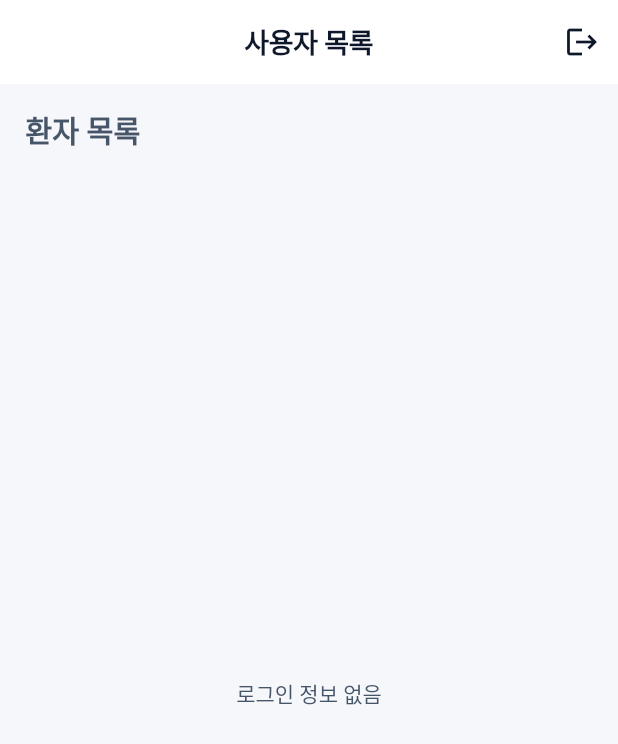
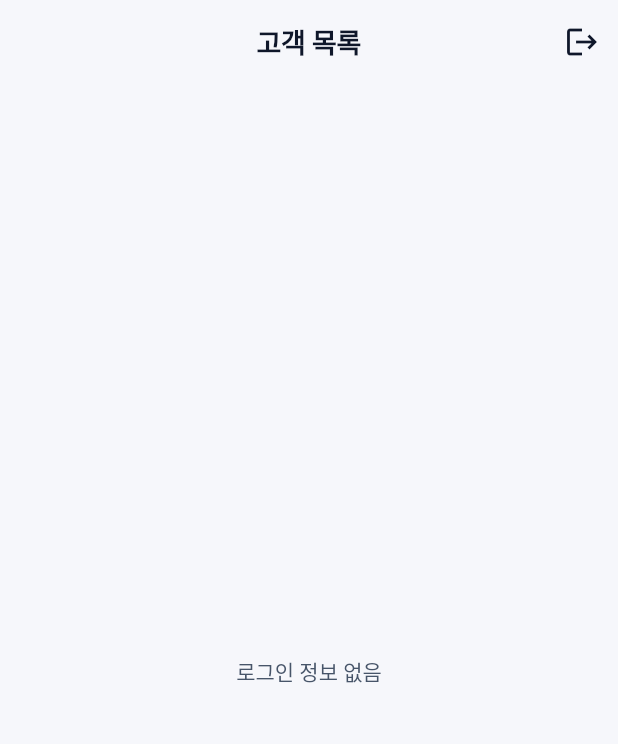
Before and after one commit to angry-dev/smile-monitoring, a Flutter app: the UserListPage screen opened directly, on a phone screen of 412 x 824 dp. Shown: the top 744 px of the screen. Run offline on Flutter 3.47's test engine with Material 3 defaults, Android fonts, the phone set to English and light mode, and no system bars; our stand-ins replace cloud_firestore, firebase_core, flutter_riverpod, flutter_screenutil, shared_preferences; accounts and stored records are empty.

Commit message:
사용자 자동로그인 로직 수정

```diff
--- a/lib/constant/app_theme.dart
+++ b/lib/constant/app_theme.dart
@@ -66,7 +66,7 @@ class AppTheme {
     ),
     appBarTheme: const AppBarTheme(
       elevation: 0,
-      backgroundColor: AppColors.surface,
+      backgroundColor: Color(0xFFF6F7FB),
       surfaceTintColor: Colors.transparent,
       centerTitle: true,
       titleTextStyle: AppTextStyles.title,
--- a/lib/main.dart
+++ b/lib/main.dart
@@ -40,7 +40,6 @@ class MyApp extends StatelessWidget {
       builder: (context, child) {
         return MaterialApp(
           debugShowCheckedModeBanner: false,
-          title: 'Flutter Demo',
           theme: AppTheme.light,
           home: home,
         );
--- a/lib/page/user_list_page.dart
+++ b/lib/page/user_list_page.dart
@@ -3,19 +3,21 @@ import 'package:flutter_app/model/customer.dart';
 import 'package:flutter_screenutil/flutter_screenutil.dart';
 import '../widget/logout_button.dart';
 import '../widget/common_data_table.dart';
-import '../provider/broker_code_provider.dart';
 import '../service/firebase_service.dart';
-import 'package:flutter_riverpod/flutter_riverpod.dart';
+import 'package:shared_preferences/shared_preferences.dart';
 
-class UserListPage extends ConsumerWidget {
+class UserListPage extends StatelessWidget {
   const UserListPage({super.key});
 
   @override
-  Widget build(BuildContext context, WidgetRef ref) {
-    final brokerCode = ref.watch(brokerCodeProvider);
+  Widget build(BuildContext context) {
+    return FutureBuilder<String?>(
+      future: _getBrokerCodeFromPrefs(),
+      builder: (context, snapshot) {
+        final code = snapshot.data;
         return Scaffold(
           appBar: AppBar(
-        title: const Text('사용자 목록'),
+            title: const Text('고객 목록'),
             actions: const [LogoutButton()],
           ),
           body: Padding(
@@ -23,15 +25,13 @@ class UserListPage extends ConsumerWidget {
             child: Column(
               crossAxisAlignment: CrossAxisAlignment.start,
               children: [
-            Text('환자 목록',
-                style: TextStyle(fontSize: 20.sp, fontWeight: FontWeight.bold)),
                 SizedBox(height: 16.h),
                 Expanded(
-              child: brokerCode == null
+                  child: code == null
                       ? const Center(child: Text('로그인 정보 없음'))
                       : StreamBuilder<List<Map<String, dynamic>>>(
                           stream: FirebaseService()
-                          .getCustListStreamByUserCode(brokerCode),
+                              .getCustListStreamByUserCode(code),
                           builder: (context, snapshot) {
                             if (snapshot.connectionState ==
                                 ConnectionState.waiting) {
@@ -55,5 +55,12 @@ class UserListPage extends ConsumerWidget {
             ),
           ),
         );
+      },
+    );
   }
 }
+
+Future<String?> _getBrokerCodeFromPrefs() async {
+  final prefs = await SharedPreferences.getInstance();
+  return prefs.getString('broker_code');
+}
```
Also changed, not shown: lib/page/login_page.dart (+5 -2 lines), lib/widget/balloon_icon.dart (+3 -5 lines), lib/widget/common_data_table.dart (+7 -8 lines). Lines whose indentation alone changed are shown as unchanged.
